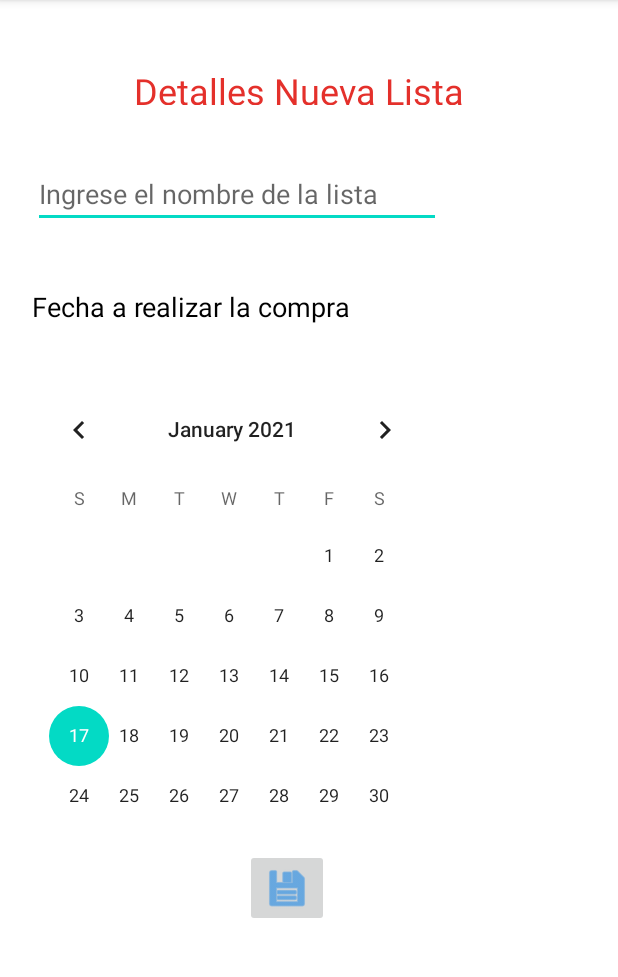
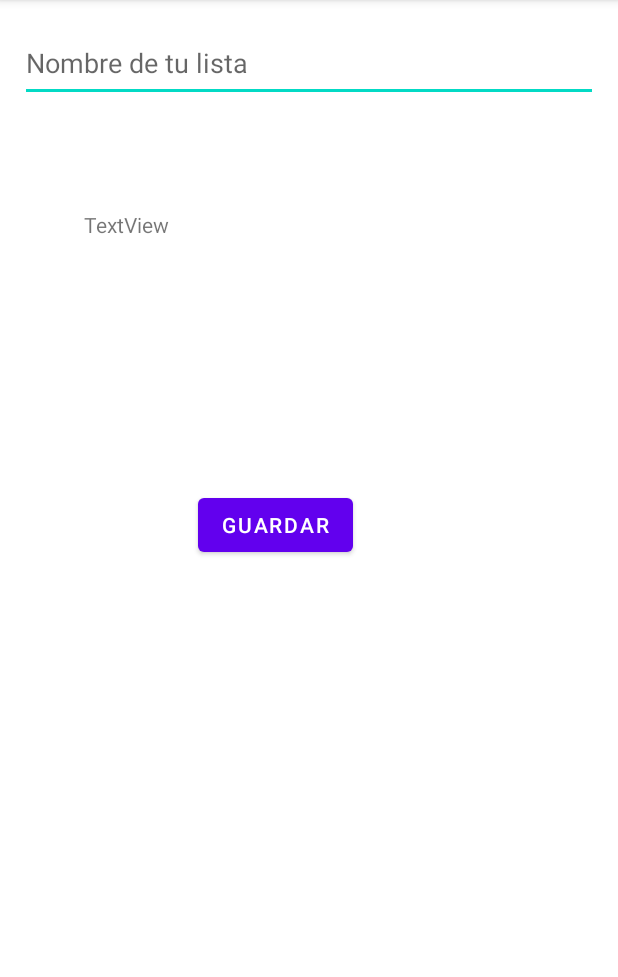
Before and after one commit to Vladox69/AsistenteV2, an Android app: the Principal screen opened directly, with no data from a screen before it, after a tap on "NUEVA LISTA", on a phone screen of 412 x 824 dp, the part 84-1061 px from its top. Run offline under Robolectric (Android 15) with nearby library versions, the phone set to English and light mode, and no system bars.

Commit message:
Registrar productos dentro de la lista

```diff
--- a/app/src/main/java/com/example/pruebas/MainActivity.java
+++ b/app/src/main/java/com/example/pruebas/MainActivity.java
@@ -62,6 +62,7 @@ public class MainActivity extends AppCompatActivity {
     }else {
         Toast.makeText(this, "Debe llenar los campos", Toast.LENGTH_SHORT).show();
     }
+    conn.close();
     return false;
     }
 
--- a/app/src/main/java/com/example/pruebas/Principal.java
+++ b/app/src/main/java/com/example/pruebas/Principal.java
@@ -9,8 +9,10 @@ import android.view.View;
 import android.widget.TextView;
 
 public class Principal extends AppCompatActivity {
+
     SharedPreferences preferences;
     TextView txtPrueba;
+
     @Override
     protected void onCreate(Bundle savedInstanceState) {
         super.onCreate(savedInstanceState);
@@ -20,7 +22,7 @@ public class Principal extends AppCompatActivity {
         String cedula=preferences.getString("CED_USU",null);
         String nombre=preferences.getString("NOM_USU",null);
         if(cedula!=null && nombre!=null){
-            txtPrueba.setText("Bienvenido "+nombre);
+            txtPrueba.setText("Bienvenido "+nombre+" "+cedula);
         }
     }
 
@@ -30,8 +32,13 @@ public class Principal extends AppCompatActivity {
     }
 
     public void abrirIntNuevaLista(View view){
-        Intent intNuevaLista = new Intent(this,nuevaLista.class);
-        startActivity(intNuevaLista);
+        Intent crearNuevaLista = new Intent(this,crearLista.class);
+        startActivity(crearNuevaLista);
+    }
+
+    public void abrirIntListas(View view){
+        Intent intListasUsuario=new Intent(this,listasUsuario.class);
+        startActivity(intListasUsuario);
     }
 
 }
--- a/app/src/main/java/com/example/pruebas/RegistroUsuario.java
+++ b/app/src/main/java/com/example/pruebas/RegistroUsuario.java
@@ -38,6 +38,7 @@ public class RegistroUsuario extends AppCompatActivity {
 
         Toast.makeText(getApplicationContext(),"Usuario: "+idResultante,Toast.LENGTH_SHORT).show();
 
+        conn.close();
 
     }
 
--- a/app/src/main/java/com/example/pruebas/adapterProductos.java
+++ b/app/src/main/java/com/example/pruebas/adapterProductos.java
@@ -34,7 +34,7 @@ public class adapterProductos extends RecyclerView.Adapter<adapterProductos.View
             @Override
             public void onCheckedChanged(CompoundButton buttonView, boolean isChecked) {
                 //set your object's last status
-                ListProductos.get(position).setSeleccion(true);
+                ListProductos.get(position).setSeleccion(isChecked);
             }
         });
     }
@@ -55,5 +55,6 @@ public class adapterProductos extends RecyclerView.Adapter<adapterProductos.View
         nombreProductos.setText(producto.getNombreProducto());
         nombreProductos.setChecked(producto.isSeleccion());
         }
+
     }
 }
--- /dev/null
+++ b/app/src/main/java/com/example/pruebas/crearLista.java
@@ -0,0 +1,84 @@
+package com.example.pruebas;
+
+import androidx.appcompat.app.AppCompatActivity;
+
+import android.content.ContentValues;
+import android.content.Intent;
+import android.content.SharedPreferences;
+import android.database.Cursor;
+import android.database.sqlite.SQLiteDatabase;
+import android.os.Bundle;
+import android.view.View;
+import android.widget.EditText;
+import android.widget.TextView;
+import android.widget.Toast;
+
+import com.example.pruebas.entidades.ComprasPlanificadas;
+import com.example.pruebas.entidades.Producto;
+
+import java.util.ArrayList;
+
+public class crearLista extends AppCompatActivity {
+    ConexionSQLiteHelper conn;
+    EditText nombreLista;
+    TextView txtPrueba;
+    SharedPreferences preferences;
+    String cedula,nombre;
+    int ultimoIndice;
+
+    @Override
+    protected void onCreate(Bundle savedInstanceState) {
+        super.onCreate(savedInstanceState);
+        setContentView(R.layout.activity_crear_lista);
+        nombreLista=(EditText) findViewById(R.id.txtNombreLista);
+        txtPrueba=(TextView) findViewById(R.id.idUsuarioPrueba);
+        preferences=getSharedPreferences("Preferences",MODE_PRIVATE);
+        cedula=preferences.getString("CED_USU",null);
+        nombre=preferences.getString("NOM_USU",null);
+        if(cedula!=null && nombre!=null){
+            txtPrueba.setText("Bienvenido "+nombre+" "+cedula);
+        }
+    }
+
+    //"CREATE TABLE COMPRAS_PLANIFICADAS (NUM_COM INTEGER PRIMARY KEY AUTOINCREMENT, NOM_COM TEXT,CED_USU_COM TEXT, FOREIGN KEY (CED_USU_COM) REFERENCES USUARIOS(CED_USU))";
+    public void registrarLista(){
+        conn=new ConexionSQLiteHelper(getApplicationContext());
+
+        SQLiteDatabase db=conn.getWritableDatabase();
+
+        /*String sql="INSERT INTO COMPRAS_PLANIFICADAS(NUM_COM, NOM_COM, CED_USU_COM) " +
+                "VALUES("+1+",'"+nombreLista.getText().toString()+"',"+"'"+cedula+"')";*/
+        ContentValues values=new ContentValues();
+        values.put("CED_USU_COM",cedula);
+        values.put("NOM_COM",nombreLista.getText().toString());
+
+        Long idResultante=db.insert("COMPRAS_PLANIFICADAS","NUM_COM",values);
+
+        //db.execSQL(sql);
+
+        Toast.makeText(getApplicationContext(),"COMPRA: "+nombreLista.getText().toString(),Toast.LENGTH_SHORT).show();
+
+        conn.close();
+    }
+
+    public void crearLista(View view ){
+
+        registrarLista();
+        obtenerUltimaInsercion();
+        Intent intProductos =new Intent(this,Productos.class);
+        intProductos.putExtra("idlista",ultimoIndice);
+        startActivity(intProductos);
+
+    }
+
+    public void obtenerUltimaInsercion(){
+
+        SQLiteDatabase db=conn.getReadableDatabase();
+        Cursor cursor =db.rawQuery("SELECT * FROM COMPRAS_PLANIFICADAS ",null);
+
+        while (cursor.moveToNext()){
+            ultimoIndice =cursor.getInt(0);
+        }
+    }
+
+}
--- a/app/src/main/java/com/example/pruebas/nuevaLista.java
+++ b/app/src/main/java/com/example/pruebas/nuevaLista.java
@@ -27,10 +27,7 @@ public class nuevaLista extends AppCompatActivity {
 
     }
 
-    public void abrirIntAgregarProductosListaVacia(View view){
-        Intent intNuevosProd =new Intent(this,AgregarProductosListaVacia.class);
-        startActivity(intNuevosProd);
-    }
+
 
     public void onClick(View view){
         registrarLista();
@@ -45,6 +42,7 @@ public class nuevaLista extends AppCompatActivity {
         values.put(Utilidades.CEDULA_USUARIO_COMPRA,cedUsuCompra.getText().toString());
 
         Long idResultante = db.insert("COMPRAS_PLANIFICADAS","NUM_COM",values);
+
         Toast.makeText(getApplicationContext(), "Lista Numero: " + idResultante,Toast.LENGTH_SHORT).show();
     }
 
--- /dev/null
+++ b/app/src/main/res/layout/activity_crear_lista.xml
@@ -0,0 +1,43 @@
+<?xml version="1.0" encoding="utf-8"?>
+<androidx.constraintlayout.widget.ConstraintLayout xmlns:android="http://schemas.android.com/apk/res/android"
+    xmlns:app="http://schemas.android.com/apk/res-auto"
+    xmlns:tools="http://schemas.android.com/tools"
+    android:layout_width="match_parent"
+    android:layout_height="match_parent"
+    tools:context=".crearLista">
+
+    <EditText
+        android:id="@+id/txtNombreLista"
+        android:layout_width="385dp"
+        android:layout_height="52dp"
+        android:layout_marginTop="16dp"
+        android:ems="10"
+        android:hint="@string/txt_nombre_lista_String"
+        android:inputType="textPersonName"
+        app:layout_constraintEnd_toEndOf="parent"
+        app:layout_constraintStart_toStartOf="parent"
+        app:layout_constraintTop_toTopOf="parent" />
+
+    <TextView
+        android:id="@+id/idUsuarioPrueba"
+        android:layout_width="274dp"
+        android:layout_height="42dp"
+        android:layout_marginStart="56dp"
+        android:layout_marginLeft="56dp"
+        android:layout_marginTop="72dp"
+        android:text="TextView"
+        app:layout_constraintStart_toStartOf="parent"
+        app:layout_constraintTop_toBottomOf="@+id/txtNombreLista" />
+
+    <Button
+        android:id="@+id/btCrearLista"
+        android:layout_width="wrap_content"
+        android:layout_height="wrap_content"
+        android:layout_marginStart="132dp"
+        android:layout_marginLeft="132dp"
+        android:layout_marginTop="144dp"
+        android:onClick="crearLista"
+        android:text="@string/txt_boton_guardar_String"
+        app:layout_constraintStart_toStartOf="parent"
+        app:layout_constraintTop_toBottomOf="@+id/idUsuarioPrueba" />
+</androidx.constraintlayout.widget.ConstraintLayout>
--- a/app/src/main/res/layout/activity_principal.xml
+++ b/app/src/main/res/layout/activity_principal.xml
@@ -26,6 +26,7 @@
         android:layout_marginStart="144dp"
         android:layout_marginLeft="144dp"
         android:layout_marginTop="60dp"
+        android:onClick="abrirIntListas"
         android:text="@string/bt_listas_String"
         android:textSize="24sp"
         app:layout_constraintStart_toStartOf="parent"
--- a/app/src/main/res/layout/activity_productos.xml
+++ b/app/src/main/res/layout/activity_productos.xml
@@ -27,6 +27,7 @@
         android:id="@+id/btGuardar"
         android:layout_width="145dp"
         android:layout_height="54dp"
+        android:onClick="guardarProductos"
         android:text="@string/txt_boton_guardar_String"
         app:layout_constraintEnd_toEndOf="parent"
         app:layout_constraintStart_toEndOf="@+id/comboCategorias"
--- a/app/src/main/res/values/strings.xml
+++ b/app/src/main/res/values/strings.xml
@@ -17,4 +17,7 @@
     <string name="ayudaNombreLista">Ingrese el nombre de la lista</string>
     <string name="txtFechaACompra">Fecha a realizar la compra</string>
     <string name="txtListaGuardada">Lista Guardada</string>
+    <string name="txt_nombre_lista_String">Nombre de tu lista</string>
+    <string name="txt_tus_listas_String">Tus listas</string>
+    <string name="txt_tus_productos_String">Tus productos</string>
 </resources>
```
Also changed, not shown: app/src/main/AndroidManifest.xml (+5 -3 lines), app/src/main/java/com/example/pruebas/AgregarProductosListaVacia.java (deleted, +0 -20 lines), app/src/main/java/com/example/pruebas/Productos.java (+36 -16 lines), app/src/main/java/com/example/pruebas/adapterListas.java (added, +65 -0 lines), app/src/main/java/com/example/pruebas/entidades/ComprasPlanificadas.java (+11 -3 lines), app/src/main/java/com/example/pruebas/listasUsuario.java (+15 -0 lines), app/src/main/java/com/example/pruebas/productosLista.java (added, +61 -0 lines), app/src/main/res/layout/activity_listas_usuario.xml (added, +29 -0 lines), app/src/main/res/layout/activity_productos_lista.xml (added, +27 -0 lines), app/src/main/res/layout/item_nombre_lista.xml (added, +34 -0 lines).
